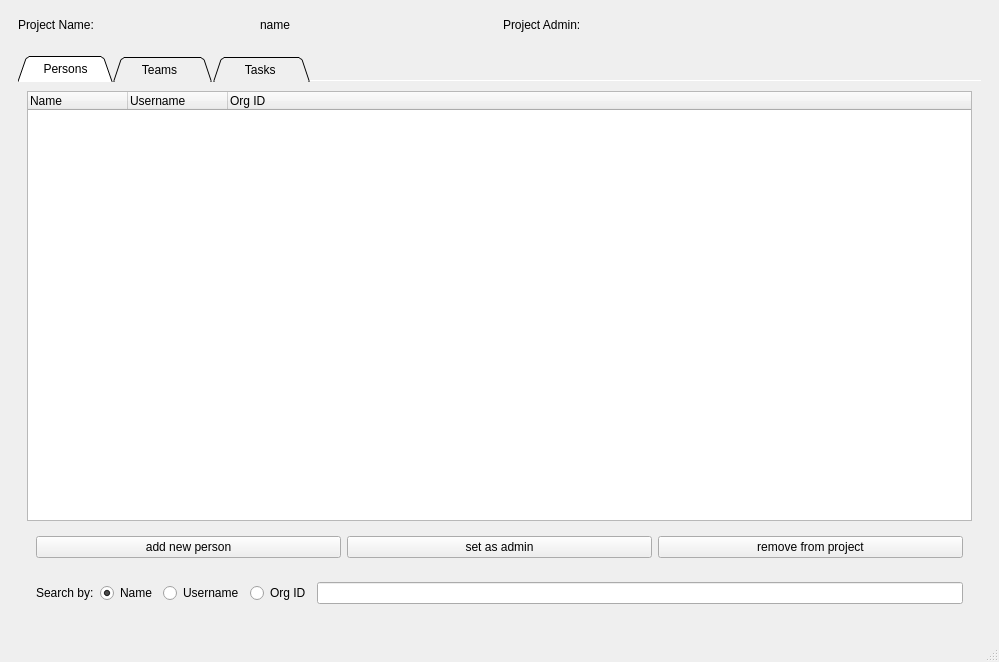
This is ToDoListServer/projectswindow.ui in captain-moji/To_Do_List_Project as Qt 5 draws it before an edit. The edited form follows.
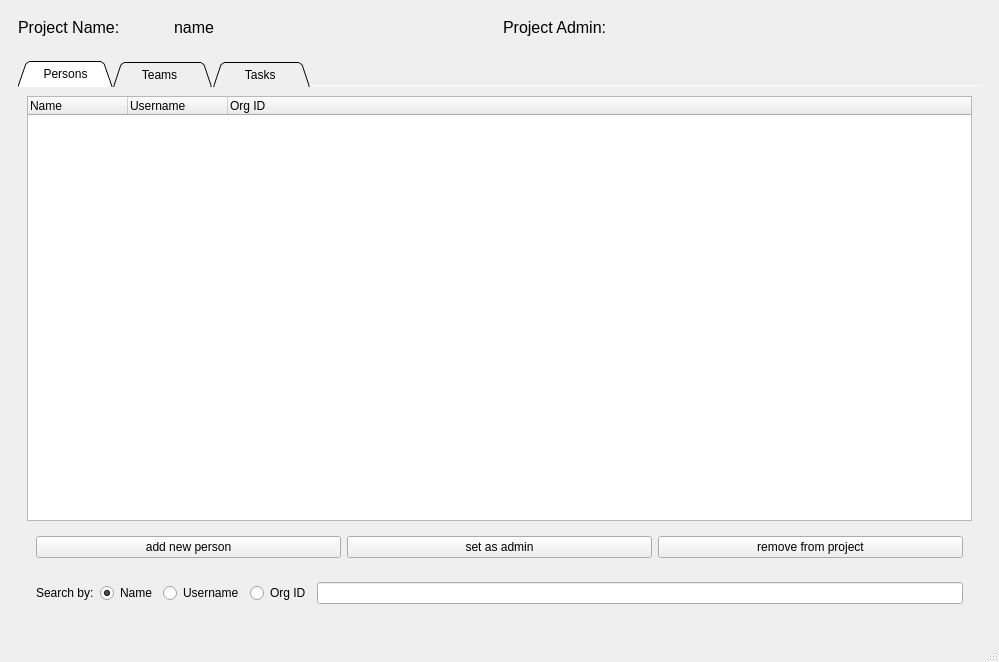
This is the edited form.

What changed in the file:
```diff
--- a/ToDoListServer/projectswindow.ui
+++ b/ToDoListServer/projectswindow.ui
@@ -20,6 +20,17 @@
       <layout class="QHBoxLayout" name="horizontalLayout">
        <item>
         <widget class="QLabel" name="projects_name_label">
+         <property name="maximumSize">
+          <size>
+           <width>150</width>
+           <height>16777215</height>
+          </size>
+         </property>
+         <property name="font">
+          <font>
+           <pointsize>12</pointsize>
+          </font>
+         </property>
          <property name="text">
           <string>Project Name:</string>
          </property>
@@ -27,6 +38,11 @@
        </item>
        <item>
         <widget class="QLabel" name="projects_name_text">
+         <property name="font">
+          <font>
+           <pointsize>12</pointsize>
+          </font>
+         </property>
          <property name="text">
           <string>name</string>
          </property>
@@ -34,6 +50,17 @@
        </item>
        <item>
         <widget class="QLabel" name="Project_admin_label">
+         <property name="maximumSize">
+          <size>
+           <width>150</width>
+           <height>16777215</height>
+          </size>
+         </property>
+         <property name="font">
+          <font>
+           <pointsize>12</pointsize>
+          </font>
+         </property>
          <property name="text">
           <string>Project Admin:</string>
          </property>
@@ -41,6 +68,11 @@
        </item>
        <item>
         <widget class="QLabel" name="Project_admin_text">
+         <property name="font">
+          <font>
+           <pointsize>12</pointsize>
+          </font>
+         </property>
          <property name="text">
           <string/>
          </property>
```
